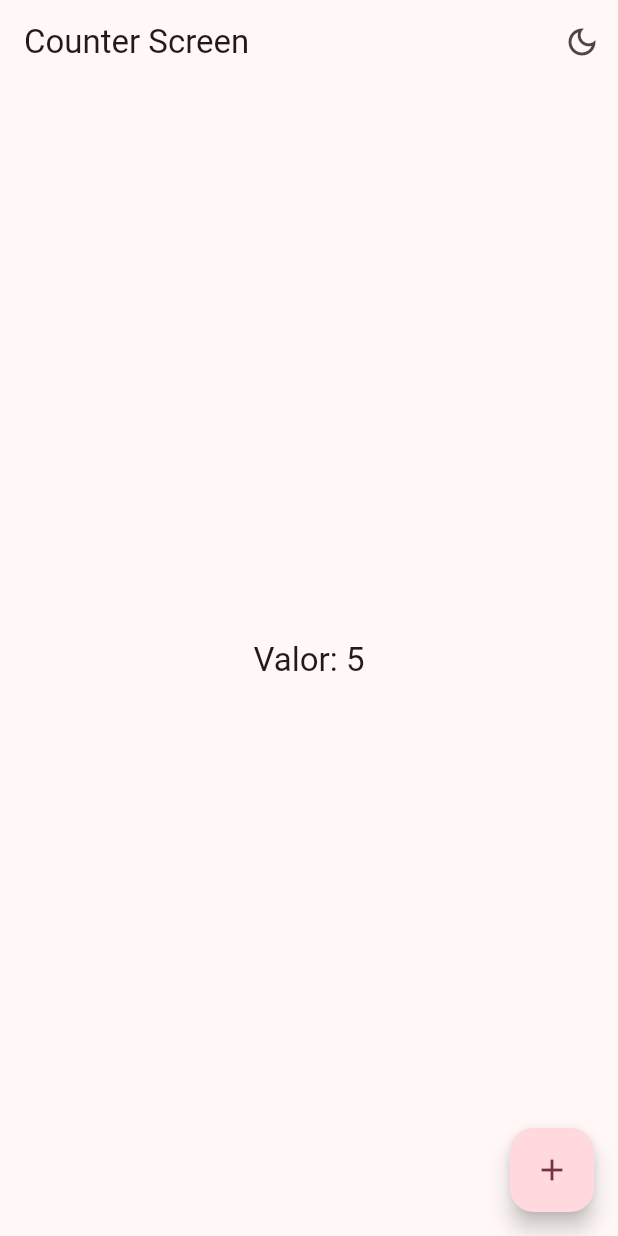
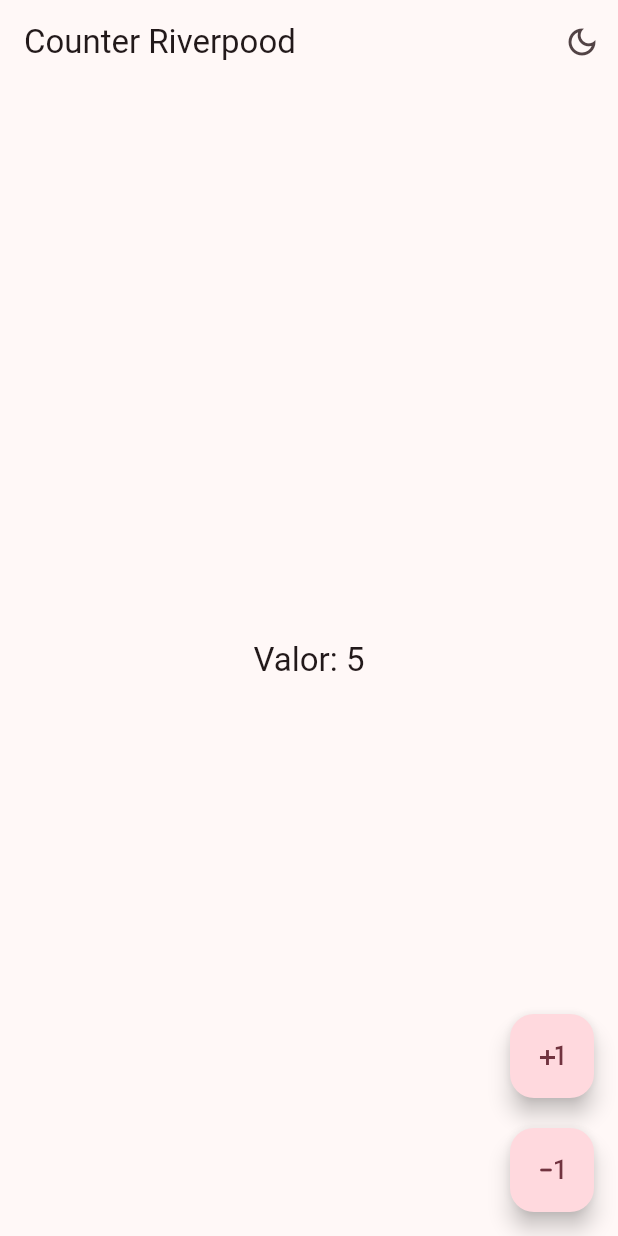
Before and after one commit to GatoJustiniano/flutter, a Flutter app: the CounterRiverpoodScreen screen opened by its route, on a phone screen of 412 x 824 dp. Run offline on Flutter 3.47's test engine with Material 3 defaults, Android fonts, the phone set to English and light mode, and no system bars; our stand-ins replace animate_do, flutter_riverpod, go_router.

Commit message:
widget custom-button

```diff
--- a/lib/presentation/screens/others/counter_riverpood_screen.dart
+++ b/lib/presentation/screens/others/counter_riverpood_screen.dart
@@ -1,46 +1,54 @@
 import 'package:flutter/material.dart';
 import 'package:flutter_la_garrita/presentation/providers/counter_provider.dart';
+import 'package:flutter_la_garrita/presentation/widgets/custom_buttom.dart';
 import 'package:flutter_riverpod/flutter_riverpod.dart';
 
-
-
 class CounterRiverpoodScreen extends ConsumerWidget {
-
   static const routeName = 'counter_riverpood_screen';
-
 
   const CounterRiverpoodScreen({super.key});
 
   @override
   Widget build(BuildContext context, WidgetRef ref) {
-
-    final int clickCounter = ref.watch( counterProvider );
+    final int clickCounter = ref.watch(counterProvider);
 
     return Scaffold(
       appBar: AppBar(
-        title: const Text('Counter Screen'),
+        title: const Text('Counter Riverpood'),
         actions: [
           IconButton(
-            icon: Icon( Icons.dark_mode_outlined ),
-            onPressed: () {
-
-            },
+            icon: Icon(Icons.dark_mode_outlined),
+            onPressed: () {},
           )
         ],
       ),
-
       body: Center(
-        child: Text('Valor: $clickCounter', style: Theme.of(context).textTheme.titleLarge ),
+        child: Text(
+          'Valor: $clickCounter',
+          style: Theme.of(context).textTheme.titleLarge,
+        ),
       ),
-
-      floatingActionButton: FloatingActionButton(
-        child: const Icon( Icons.add ),
-        onPressed: (){
-          ref.read( counterProvider.notifier ).state++;
-
-        },
+      floatingActionButton: Column(
+        mainAxisAlignment: MainAxisAlignment.end,
+        children: [
+          CustomButton(
+            icon: Icons.plus_one,
+            onPressed: () {
+              ref.read(counterProvider.notifier).state++;
+            },
+          ),
+          const SizedBox(
+            height: 20,
+          ),
+          CustomButton(
+            icon: Icons.exposure_minus_1_rounded,
+            onPressed: () {
+              if (clickCounter == 0) return;
+              ref.read(counterProvider.notifier).state--;
+            },
+          ),
+        ],
       ),
-
     );
   }
 }
--- a/lib/presentation/screens/others/counter_screen.dart
+++ b/lib/presentation/screens/others/counter_screen.dart
@@ -1,4 +1,5 @@
 import 'package:flutter/material.dart';
+import 'package:flutter_la_garrita/presentation/widgets/custom_buttom.dart';
 
 class CounterScreen extends StatefulWidget {
   const CounterScreen({super.key});
@@ -61,21 +62,7 @@ class _CounterScreenState extends State<CounterScreen> {
             },
           ),
         ],
-        ));
-  }
-}
-
-class CustomButton extends StatelessWidget {
-  final IconData icon;
-  final VoidCallback? onPressed;
-
-  const CustomButton({super.key, required this.icon, this.onPressed});
-
-  @override
-  Widget build(BuildContext context) {
-    return FloatingActionButton(
-      onPressed: onPressed,
-      child: Icon(icon),
+      ),
     );
   }
 }
--- /dev/null
+++ b/lib/presentation/widgets/custom_buttom.dart
@@ -0,0 +1,16 @@
+import 'package:flutter/material.dart';
+
+class CustomButton extends StatelessWidget {
+  final IconData icon;
+  final VoidCallback? onPressed;
+
+  const CustomButton({super.key, required this.icon, this.onPressed});
+
+  @override
+  Widget build(BuildContext context) {
+    return FloatingActionButton(
+      onPressed: onPressed,
+      child: Icon(icon),
+    );
+  }
+}
```
Lines whose indentation alone changed are shown as unchanged.
